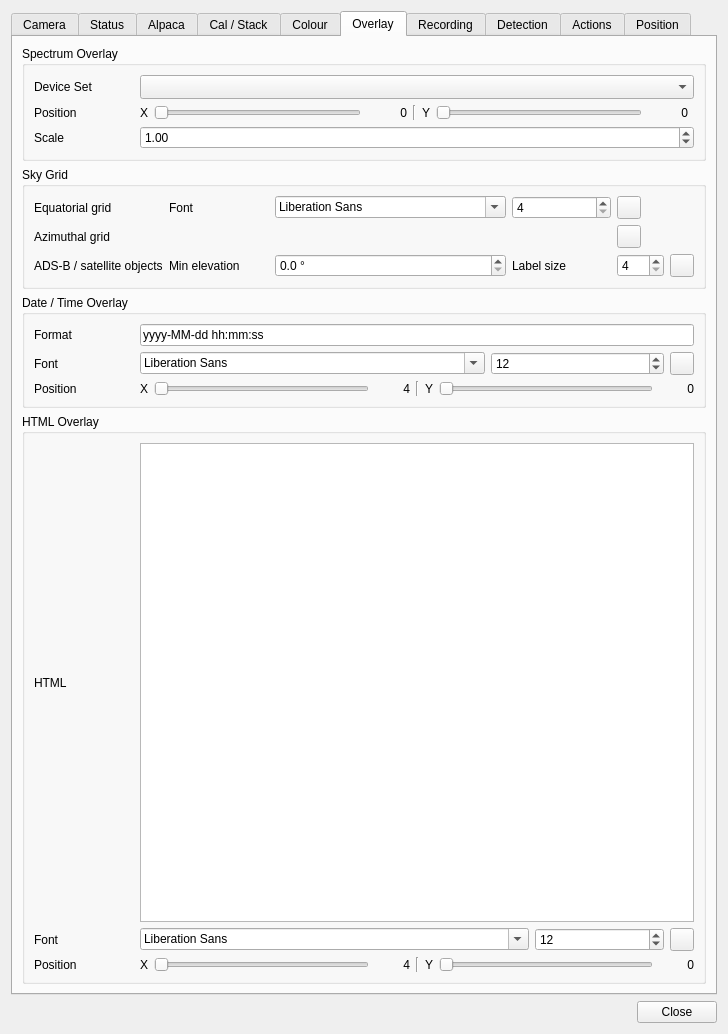
srcejon/sdrangel, file plugins/feature/camera/camerasettingsdialog.ui: the form before one commit.
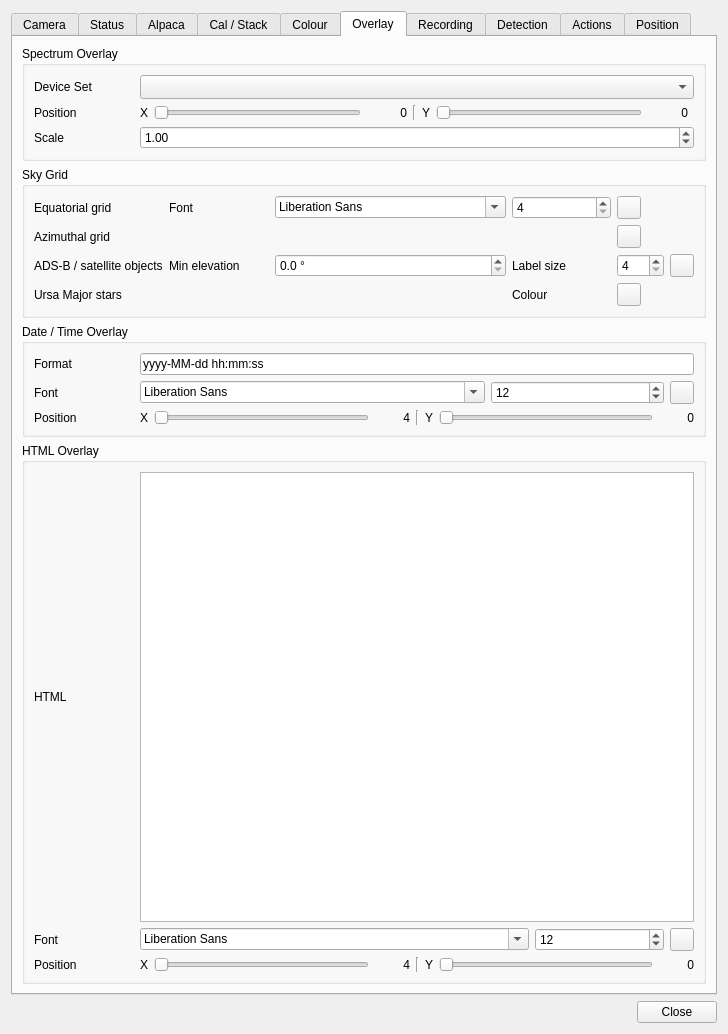
The form after the commit. The open tabs and pages were chosen to show the change. Icons and pictures are not drawn.

Commit message: Add Ursa Major camera star overlay

What changed in the file:
```diff
--- a/plugins/feature/camera/camerasettingsdialog.ui
+++ b/plugins/feature/camera/camerasettingsdialog.ui
@@ -2842,9 +2842,33 @@
             </property>
            </widget>
           </item>
-         </layout>
-        </widget>
-       </item>
+          <item row="3" column="6">
+           <widget class="QToolButton" name="ursaMajorStarsColorButton">
+            <property name="toolTip">
+             <string>Select Ursa Major stars overlay colour</string>
+            </property>
+            <property name="text">
+             <string/>
+            </property>
+           </widget>
+          </item>
+          <item row="3" column="0">
+           <widget class="QLabel" name="ursaMajorStarsLabel">
+            <property name="text">
+             <string>Ursa Major stars</string>
+            </property>
+           </widget>
+          </item>
+          <item row="3" column="5">
+           <widget class="QLabel" name="ursaMajorStarsColorLabel">
+            <property name="text">
+             <string>Colour</string>
+            </property>
+           </widget>
+          </item>
+        </layout>
+       </widget>
+      </item>
        <item>
         <widget class="QGroupBox" name="dateTimeOverlay">
          <property name="title">
```
The commit also changes 7 other files.
